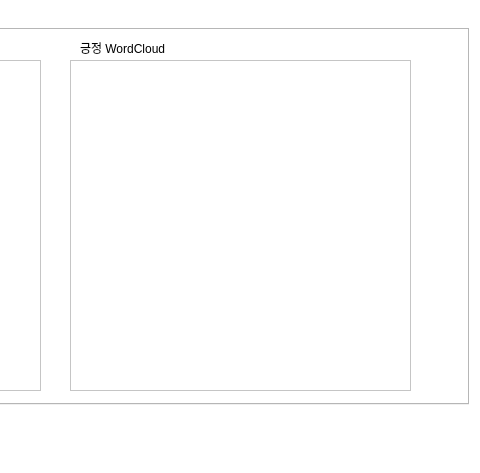
First picture: the form in Page_Gui_Test.ui, repository loisRK/gp_team, before the edit; both pictures show x 352 to 832 and y 396 to 869 of the 832 by 869 pixel window.
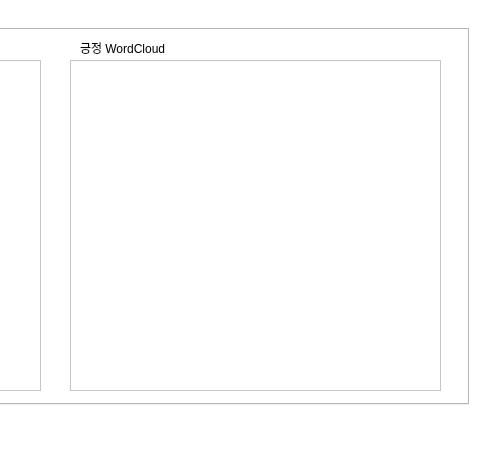
Second picture: the form after the edit. The open tabs and pages were chosen to show the change. Icons and pictures are not drawn.

Commit message: [BS4] 댓글 내용 추출 완.

Diff of the .ui file:
```diff
--- a/Page_Gui_Test.ui
+++ b/Page_Gui_Test.ui
@@ -402,16 +402,6 @@
        </rect>
       </property>
      </widget>
-     <widget class="QGraphicsView" name="graphicsView_5">
-      <property name="geometry">
-       <rect>
-        <x>410</x>
-        <y>30</y>
-        <width>341</width>
-        <height>331</height>
-       </rect>
-      </property>
-     </widget>
      <widget class="QLabel" name="label_12">
       <property name="geometry">
        <rect>
@@ -438,6 +428,16 @@
        <string>긍정 WordCloud</string>
       </property>
      </widget>
+     <widget class="QGraphicsView" name="graphicsView_5">
+      <property name="geometry">
+       <rect>
+        <x>410</x>
+        <y>30</y>
+        <width>371</width>
+        <height>331</height>
+       </rect>
+      </property>
+     </widget>
     </widget>
     <widget class="QWidget" name="tab_3">
      <attribute name="title">
```
Left out of the diff: 4 changed lines with no effect on the pictures. The commit also changes 2 other files.
